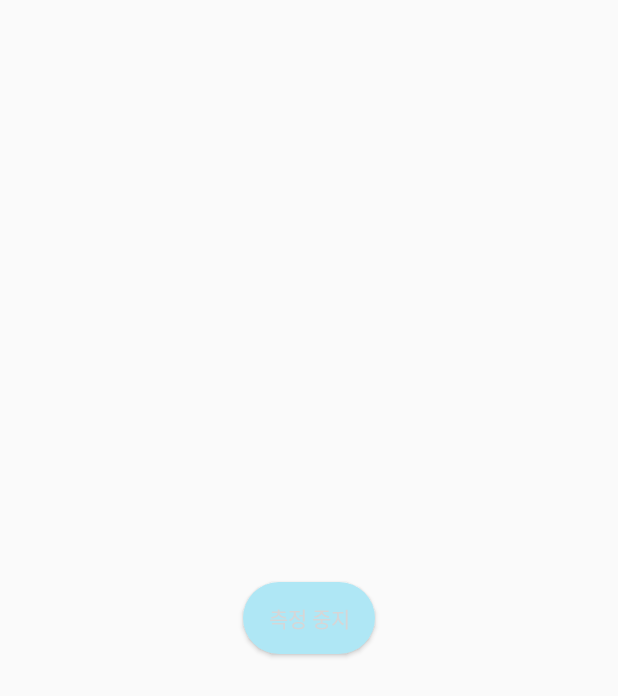
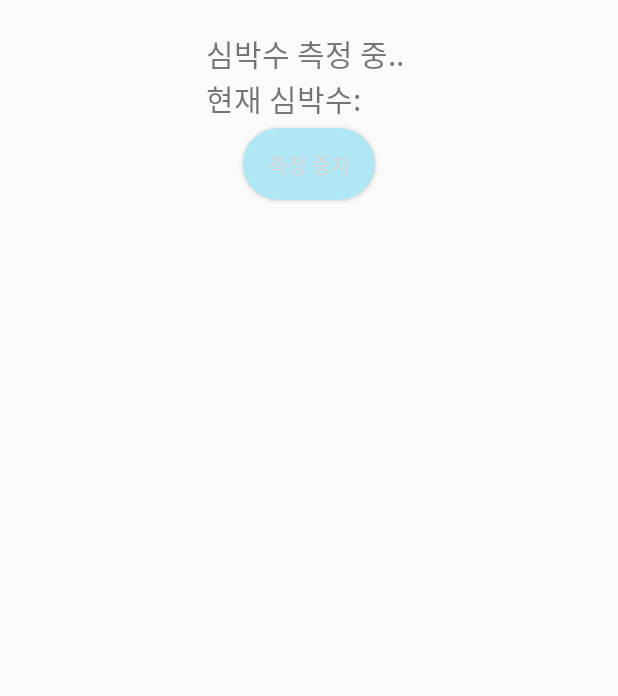
Before and after one commit to devNmin/DIA, an Android app: the SensorActivity screen opened directly, with no data from a screen before it, on a phone screen of 412 x 824 dp. Shown: the top 696 px of the screen. Run offline under Robolectric (Android 15) with nearby library versions, the phone set to English and light mode, and no system bars; plain views replace BoxInsetLayout; 1 statement that could not run was skipped.

Commit message:
[FEAT] ADD textView
눈으로 볼 수 있게 실시간 심박수 텍스트로 제공

```diff
--- a/WearOS/app/src/main/java/com/example/wearos/SensorActivity.kt
+++ b/WearOS/app/src/main/java/com/example/wearos/SensorActivity.kt
@@ -10,6 +10,7 @@ import android.os.Bundle
 import android.util.Log
 import android.view.WindowManager
 import android.widget.Button
+import android.widget.TextView
 import androidx.appcompat.app.AppCompatActivity
 import com.example.myapplication.R
 import retrofit2.Call
@@ -39,6 +40,8 @@ class SensorActivity : AppCompatActivity() ,SensorEventListener{
     var startStep:Float?=null // 시작 눌렀을 때 스텝 수
     var endStep:Float?=null //종료 눌렀을 때 스텝 수
 
+    var textView: TextView? = null;
+
     override fun onCreate(savedInstanceState: Bundle?) {
         super.onCreate(savedInstanceState)
         setContentView(R.layout.activity_sensor)
@@ -63,19 +66,19 @@ class SensorActivity : AppCompatActivity() ,SensorEventListener{
         service = retrofit!!.create(APIS::class.java);
 
         //저장된 정보 가져오는 객체
-        prefs = this.getSharedPreferences("user_prefs",0)
+        prefs = this.getSharedPreferences("user_prefs", 0)
         //저장된 정보 불러오기
-        prefs!!.getString("user_email","")
-        userEmail = prefs!!.getString("user_email","");
-        userName = prefs!!.getString("user_name","");
-        userCode = prefs!!.getString("user_code","")?.toInt();
+        prefs!!.getString("user_email", "")
+        userEmail = prefs!!.getString("user_email", "");
+        userName = prefs!!.getString("user_name", "");
+        userCode = prefs!!.getString("user_code", "")?.toInt();
 
 
         val timer = Timer()
         val timerTask: TimerTask = object : TimerTask() {
             override fun run() {
                 //5초마다 심박수 전송
-                if(userHeartRate!! > 0.0f){ //심박수가 측정이 된다면
+                if (userHeartRate!! > 0.0f) { //심박수가 측정이 된다면
                     totalHeartRateCnt++
                     totalHeartRate += userHeartRate!!
                     sendHeartRate(userHeartRate!!)
@@ -85,18 +88,20 @@ class SensorActivity : AppCompatActivity() ,SensorEventListener{
         timer.schedule(timerTask, 0, 5000)
 
         val checkBtn = findViewById<Button>(R.id.check_btn); //측정시작 버튼
-        val intent = Intent(this,StartActivity::class.java);
-        checkBtn.setOnClickListener(){
+        val intent = Intent(this, StartActivity::class.java);
+        checkBtn.setOnClickListener() {
             mSensorManager!!.unregisterListener(this); //센서 측정 종료
 //            prefs!!.edit().putString("user_step",""+(endStep!!- startStep!!)).apply()
-            sendData((endStep!! - startStep!!),(totalHeartRate/totalHeartRateCnt))
-            if(timerTask != null){
+            sendData((endStep!! - startStep!!), (totalHeartRate / totalHeartRateCnt))
+            if (timerTask != null) {
                 timerTask.cancel()
             }
             startActivity(intent);
         }
 
         window.addFlags(WindowManager.LayoutParams.FLAG_KEEP_SCREEN_ON)
+
+        textView = findViewById<TextView>(R.id.textView) as TextView;
 
     }
 
@@ -161,7 +166,8 @@ class SensorActivity : AppCompatActivity() ,SensorEventListener{
     override fun onSensorChanged(event : SensorEvent) {
         //Update your data.
         if (event.sensor.type == Sensor.TYPE_HEART_RATE) {
-            userHeartRate = event.values[0]
+            userHeartRate = event.values[0];
+            textView?.text = "심박수 측정 중.. \n현재 심박수:" + event.values[0].toInt();
         }
         if(event.sensor.type ==Sensor.TYPE_STEP_COUNTER){
             if(startStep != -1.0f){ //처음 시작한 경우가 아닌 경우
--- a/WearOS/app/src/main/res/layout/activity_sensor.xml
+++ b/WearOS/app/src/main/res/layout/activity_sensor.xml
@@ -18,13 +18,23 @@
             android:id="@+id/check_btn"
             android:layout_width="wrap_content"
             android:layout_height="wrap_content"
-            android:layout_centerInParent="true"
+            android:layout_centerHorizontal="true"
+            android:layout_marginTop="80dp"
             android:background="@drawable/rounded_corner"
             android:text="측정 중지"
             android:textColor="@color/black"
 
             />
 
+        <TextView
+            android:id="@+id/textView"
+            android:layout_width="wrap_content"
+            android:layout_height="wrap_content"
+            android:layout_centerHorizontal="true"
+            android:layout_marginTop="15dp"
+            android:textSize="20dp"
+            android:text="심박수 측정 중.. \n현재 심박수:" />
+
     </RelativeLayout>
 
 </androidx.wear.widget.BoxInsetLayout >
```
